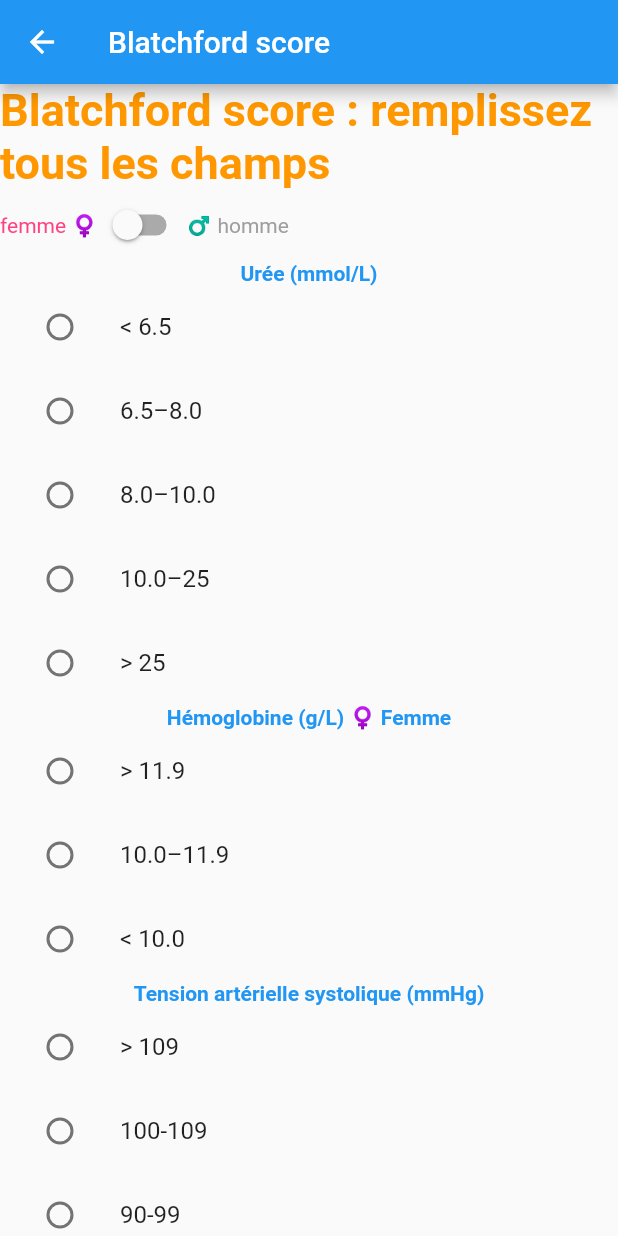
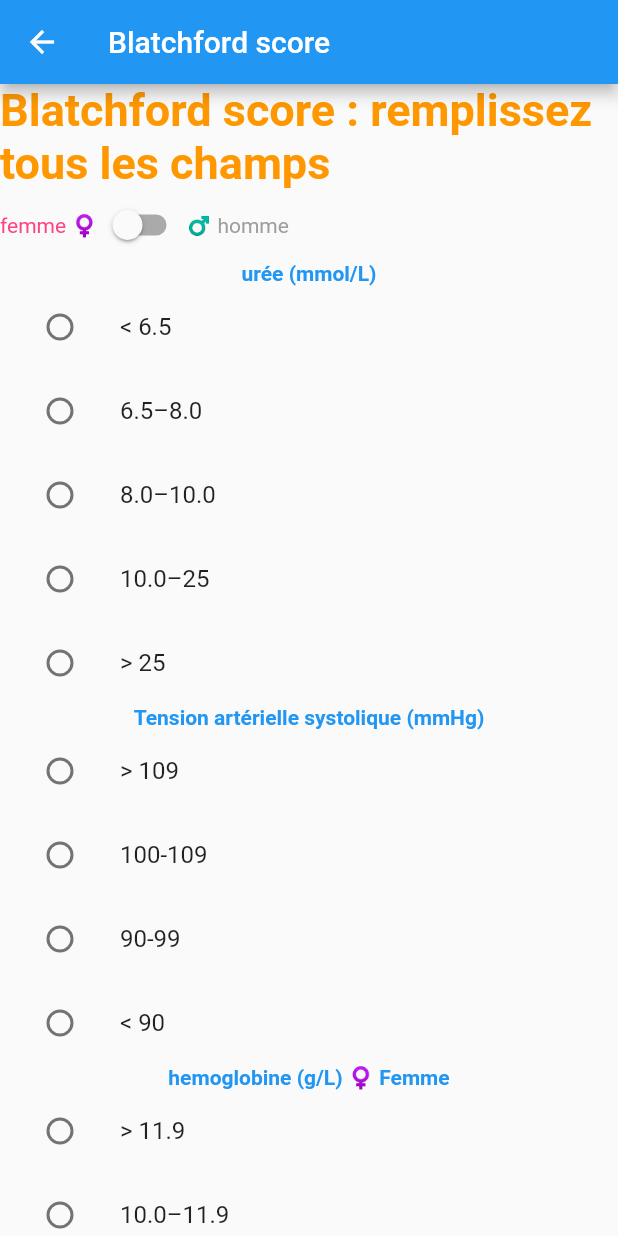
Before and after one commit to IPreferWater/gaby, a Flutter app: the BlatchfordScore screen opened directly, on a phone screen of 412 x 824 dp. Run offline on Flutter 3.47's test engine with Material 2 defaults, Android fonts, the phone set to English and light mode, and no system bars.

```diff
--- a/lib/blatchford_score.dart
+++ b/lib/blatchford_score.dart
@@ -1,5 +1,6 @@
 import 'package:flutter/material.dart';
 import 'package:gaby/checkbox_return_value.dart';
+import 'package:gaby/international/t.dart';
 import 'package:gaby/row_tab.dart';
 import 'package:gaby/widgets/score.dart';
 import 'package:gaby/const/const.dart';
@@ -70,8 +71,8 @@ class _BlatchfordScoreState extends State<BlatchfordScore> {
             child: ListView(
               children: [
                 RowTab(
-                  key:const Key("urea"),
-                    title: "Urée (mmol/L)",
+                    title: "(mmol/L)",
+                    vvv: urea,
                     options: [
                       RowTabOpts(title: "< 6.5", value: 0),
                       RowTabOpts(title: "6.5–8.0", value: 2),
@@ -84,10 +85,25 @@ class _BlatchfordScoreState extends State<BlatchfordScore> {
                         _urea = value;
                       });
                     }),
+                     RowTab(
+                    title: "(mmHg)",
+                    vvv: systolicBloodPressure,
+                    options: [
+                      RowTabOpts(title: "> 109", value: 0),
+                      RowTabOpts(title: "100-109", value: 1),
+                      RowTabOpts(title: "90-99", value: 2),
+                      RowTabOpts(title: "< 90", value: 3)
+                    ],
+                    onValueChanged: (int value) {
+                      setState(() {
+                        _systolicBloodPressure = value;
+                      });
+                    }),
                 RowTab(
                     title: _gender == Gender.female
-                        ? "Hémoglobine (g/L) ♀ Femme"
-                        : "Hémoglobine (g/L) ♂ Homme",
+                        ? "(g/L) ♀ Femme"
+                        : "(g/L) ♂ Homme",
+                    vvv: haemoglobin,
                     options: _gender == Gender.female
                         ? [
                             RowTabOpts(title: "> 11.9", value: 0),
@@ -105,19 +121,7 @@ class _BlatchfordScoreState extends State<BlatchfordScore> {
                         _haemoglobin = value;
                       });
                     }),
-                RowTab(
-                    title: "Tension artérielle systolique (mmHg)",
-                    options: [
-                      RowTabOpts(title: "> 109", value: 0),
-                      RowTabOpts(title: "100-109", value: 1),
-                      RowTabOpts(title: "90-99", value: 2),
-                      RowTabOpts(title: "< 90", value: 3)
-                    ],
-                    onValueChanged: (int value) {
-                      setState(() {
-                        _systolicBloodPressure = value;
-                      });
-                    }),
+
                 CheckboxReturnValue(
                     title: "Fréquence cardiaque > 100 b/min",
                     valueToReturn: 1,
--- a/lib/child_score.dart
+++ b/lib/child_score.dart
@@ -125,7 +125,7 @@ class _ChildScoreState extends State<ChildScore> {
                       fontWeight: FontWeight.bold,
                       color: Colors.orange,
                       fontSize: 30)),
-          Expanded(
+          /*Expanded(
             child: ListView.builder(
                 itemCount: todoNames.length,
                 itemBuilder: (BuildContext context, int index) {
@@ -134,7 +134,7 @@ class _ChildScoreState extends State<ChildScore> {
                       options: todoNames[index].rowTabOpts,
                       onValueChanged: todoNames[index].onValueChanged);
                 }),
-          )
+          )*/
         ],
       ),
     );
--- a/lib/const/const.dart
+++ b/lib/const/const.dart
@@ -1 +1,3 @@
 enum Gender { female, male }
+
+enum Languages {fr, en}
--- /dev/null
+++ b/lib/international/t.dart
@@ -0,0 +1,11 @@
+import 'package:gaby/const/const.dart';
+
+class vv {
+  String id;
+  Map<Languages, String> map;
+  vv({required this.id, required this.map});
+}
+
+final urea = vv(id: "urea", map: {Languages.en: "urea", Languages.fr: "urée"});
+final haemoglobin = vv(id: "haemoglobin", map: {Languages.en: "haemoglobin", Languages.fr: "hemoglobine"});
+final systolicBloodPressure = vv(id: "systolicBloodPressure", map: {Languages.en: "systolic blood pressure", Languages.fr: "Tension artérielle systolique"});
--- a/lib/row_tab.dart
+++ b/lib/row_tab.dart
@@ -1,4 +1,7 @@
 import 'package:flutter/material.dart';
+import 'package:gaby/const/const.dart';
+
+import 'international/t.dart';
 
 class RowTabOpts {
   String title;
@@ -11,10 +14,12 @@ class RowTab extends StatefulWidget {
   const RowTab(
       {super.key,
       required this.title,
+      required this.vvv,
       required this.onValueChanged,
       required this.options});
 
   final String title;
+  final vv vvv;
   final ValueChanged<int> onValueChanged;
   final List<RowTabOpts> options;
 
@@ -28,17 +33,18 @@ class _RowTabState extends State<RowTab> {
   @override
   Widget build(BuildContext context) {
     return Column(
+
       children: [
-        Text(widget.title,
+        Text('${widget.vvv.map[Languages.fr]!} ${widget.title}',
             style: TextStyle(
               fontWeight: FontWeight.bold,
               color: Colors.blue,
-            )
-            ),
+            )),
         for (var opts in widget.options)
           ListTile(
               title: Text(opts.title),
               leading: Radio<int>(
+                key: Key('${widget.vvv.id}-${opts.value}'),
                 value: opts.value,
                 groupValue: _valueToReturn,
                 onChanged: (int? value) {
```
Also changed, not shown: 1 other file.
